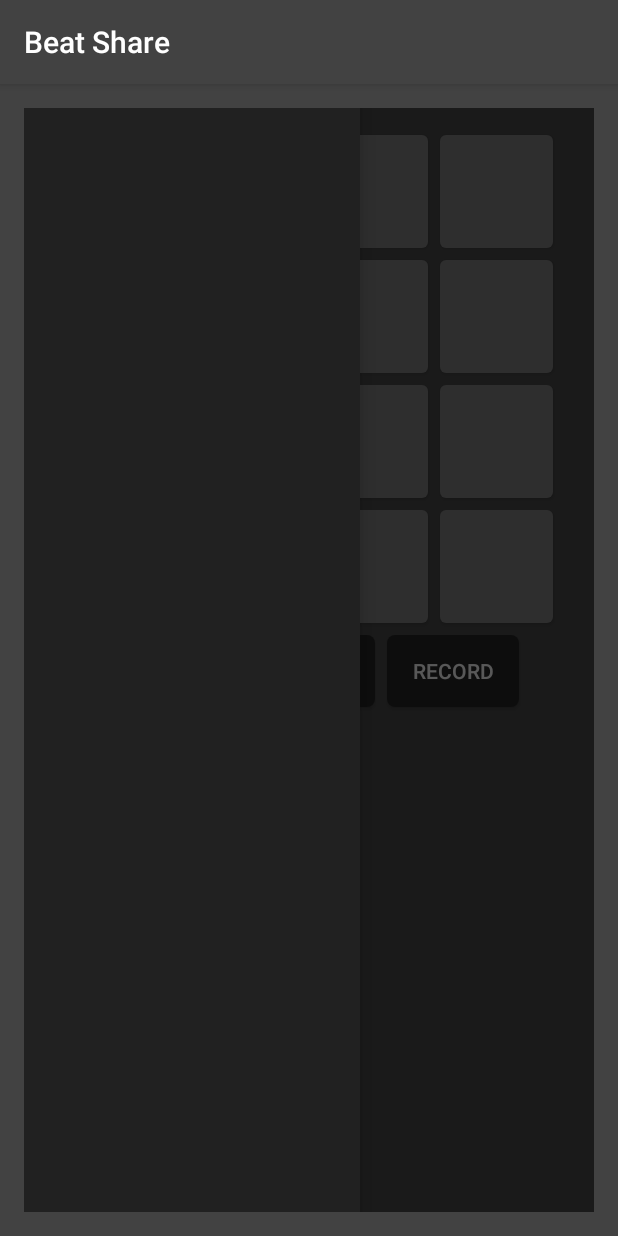
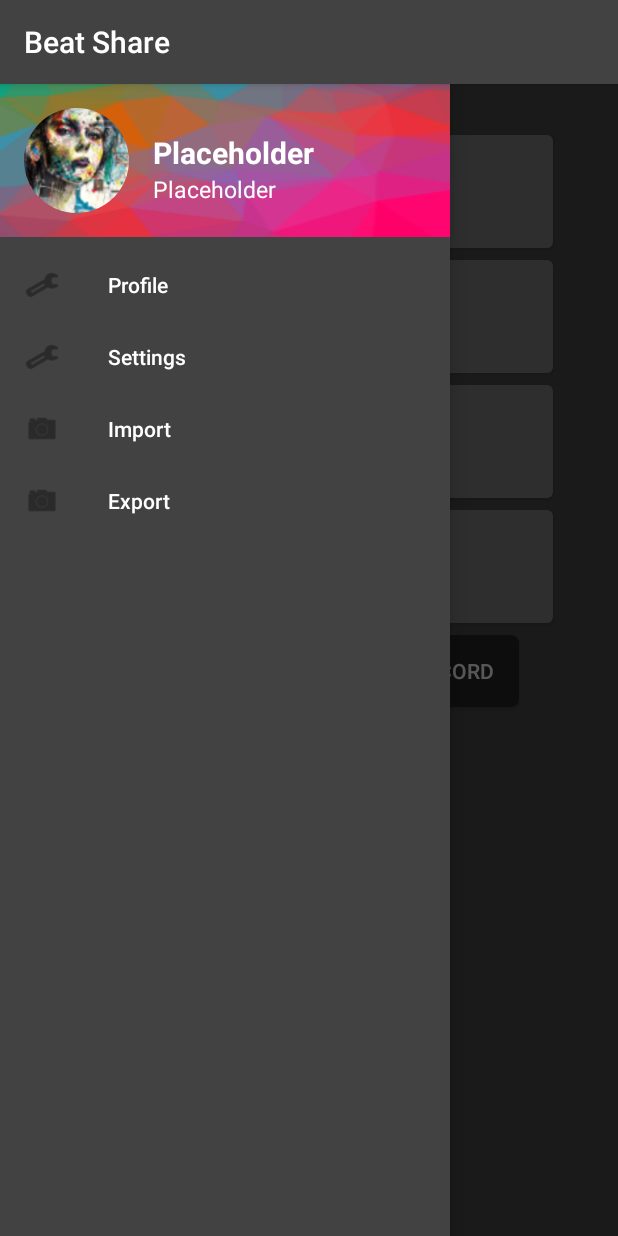
Before and after one commit to Oyzuu/Beat_Share, an Android app: the SequencerActivity screen opened directly, with no data from a screen before it, with the side drawer open, on a phone screen of 412 x 824 dp. Run offline under Robolectric (Android 15) with nearby library versions, the phone set to English and light mode, and no system bars; our stand-ins replace CircleImageView; pictures from the network do not load.

Commit message:
Login in progress and profile management

```diff
--- a/app/build.gradle
+++ b/app/build.gradle
@@ -24,4 +24,5 @@ dependencies {
     testCompile 'junit:junit:4.12'
     compile 'com.android.support:appcompat-v7:23.4.0'
     compile 'com.android.support:design:23.4.0'
+    compile 'de.hdodenhof:circleimageview:1.2.1'
 }
--- a/app/src/main/res/layout/activity_main.xml
+++ b/app/src/main/res/layout/activity_main.xml
@@ -1,6 +1,6 @@
 <?xml version="1.0" encoding="utf-8"?>
 <!-- TODO don't forget to re-add the custom background -->
-<LinearLayout xmlns:android="http://schemas.android.com/apk/res/android"
+<RelativeLayout xmlns:android="http://schemas.android.com/apk/res/android"
     xmlns:tools="http://schemas.android.com/tools"
     android:layout_width="match_parent"
     android:layout_height="match_parent"
@@ -11,4 +11,4 @@
     android:paddingTop="@dimen/activity_vertical_margin"
     tools:context=".controller.activities.MainActivity">
 
-</LinearLayout>
+</RelativeLayout>
--- a/app/src/main/res/layout/activity_sequencer.xml
+++ b/app/src/main/res/layout/activity_sequencer.xml
@@ -2,16 +2,15 @@
 
 <!-- TODO don't forget to re-add the custom background -->
 
-<android.support.v4.widget.DrawerLayout xmlns:android="http://schemas.android.com/apk/res/android"
+<android.support.v4.widget.DrawerLayout
+    xmlns:android="http://schemas.android.com/apk/res/android"
     xmlns:tools="http://schemas.android.com/tools"
+    xmlns:app="http://schemas.android.com/apk/res-auto"
     android:layout_width="match_parent"
     android:layout_height="match_parent"
-    android:paddingBottom="@dimen/activity_vertical_margin"
-    android:paddingLeft="@dimen/activity_horizontal_margin"
-    android:paddingRight="@dimen/activity_horizontal_margin"
-    android:paddingTop="@dimen/activity_vertical_margin"
     android:orientation="vertical"
-    tools:context=".controller.activities.SequencerActivity">
+    tools:context=".controller.activities.SequencerActivity"
+    tools:openDrawer="true">
 
     <LinearLayout
         android:layout_width="match_parent"
@@ -169,17 +168,16 @@
         </LinearLayout>
     </LinearLayout>
 
-
-
     <!-- left drawer -->
-    <ListView
-        android:layout_width="240dp"
+    <android.support.design.widget.NavigationView
+        android:layout_width="300dp"
         android:layout_height="match_parent"
         android:id="@+id/sequencer_drawer"
         android:background="@color/colorPrimaryDark"
-        android:divider="@android:color/transparent"
         android:layout_gravity="start"
-        android:choiceMode="singleChoice">
-    </ListView>
+        app:headerLayout="@layout/drawer_header"
+        app:menu="@menu/sequencer_drawer"
+        app:itemTextColor="@color/white">
+    </android.support.design.widget.NavigationView>
 
 </android.support.v4.widget.DrawerLayout>
--- /dev/null
+++ b/app/src/main/res/layout/drawer_header.xml
@@ -0,0 +1,41 @@
+<?xml version="1.0" encoding="utf-8"?>
+<LinearLayout
+xmlns:android="http://schemas.android.com/apk/res/android"
+    android:layout_width="match_parent"
+    android:layout_height="102dp"
+    android:background="@drawable/header_bg"
+    android:layout_alignParentStart="true"
+    android:layout_alignParentBottom="true">
+
+    <de.hdodenhof.circleimageview.CircleImageView
+        android:layout_width="70dp"
+        android:layout_height="70dp"
+        android:layout_margin="16dp"
+        android:src="@drawable/portrait_small"
+        android:background="@android:color/transparent"/>
+    <LinearLayout
+        android:layout_width="wrap_content"
+        android:layout_height="wrap_content"
+        android:orientation="vertical"
+        android:background="@android:color/transparent">
+
+        <TextView
+            android:layout_width="wrap_content"
+            android:layout_height="wrap_content"
+            android:id="@+id/header_name"
+            android:layout_marginTop="32dp"
+            android:text="@string/placeholder"
+            android:textColor="@color/white"
+            android:textSize="20sp"
+            android:textStyle="bold"
+            android:background="@android:color/transparent"/>
+        <TextView
+            android:layout_width="wrap_content"
+            android:layout_height="wrap_content"
+            android:id="@+id/header_mail"
+            android:text="@string/placeholder"
+            android:textColor="@color/white"
+            android:textSize="15sp"
+            android:background="@android:color/transparent" />
+    </LinearLayout>
+</LinearLayout>
--- /dev/null
+++ b/app/src/main/res/menu/sequencer_drawer.xml
@@ -0,0 +1,24 @@
+<?xml version="1.0" encoding="utf-8"?>
+<menu
+    xmlns:android="http://schemas.android.com/apk/res/android">
+    <group
+        android:checkableBehavior="single">
+        <item
+            android:id="@+id/drawer_profile"
+            android:icon="@drawable/ic_menu_manage"
+            android:title="Profile" />
+        <item
+            android:id="@+id/draw_settings"
+            android:icon="@drawable/ic_menu_manage"
+            android:title="Settings" />
+        <item
+            android:id="@+id/drawer_import"
+            android:icon="@drawable/ic_menu_camera"
+            android:title="Import" />
+        <item
+            android:id="@+id/drawer_export"
+            android:icon="@drawable/ic_menu_camera"
+            android:title="Export" />
+    </group>
+
+</menu>
--- a/app/src/main/res/values/strings.xml
+++ b/app/src/main/res/values/strings.xml
@@ -1,5 +1,7 @@
 <resources>
     <string name="app_name">Beat Share</string>
+
+    <string name="placeholder">Placeholder</string>
 
     <string name="signin">Sign in</string>
     <string name="signup">Sign up</string>
```
Also changed, not shown: app/src/main/java/be/omnuzel/beatshare/controller/activities/MainActivity.java (+51 -10 lines), app/src/main/java/be/omnuzel/beatshare/controller/fragments/LogInFragment.java (+7 -0 lines), app/src/main/java/be/omnuzel/beatshare/controller/fragments/SignUpFragment.java (+9 -1 lines), app/src/main/res/layout/drawer_item.xml (added, +23 -0 lines), app/src/main/res/layout/frag_login.xml (+14 -10 lines), app/src/main/res/layout/frag_signup.xml (+36 -25 lines), app/src/main/res/drawable/header_bg.png (added), app/src/main/res/drawable/portrait_small.jpg (added).
